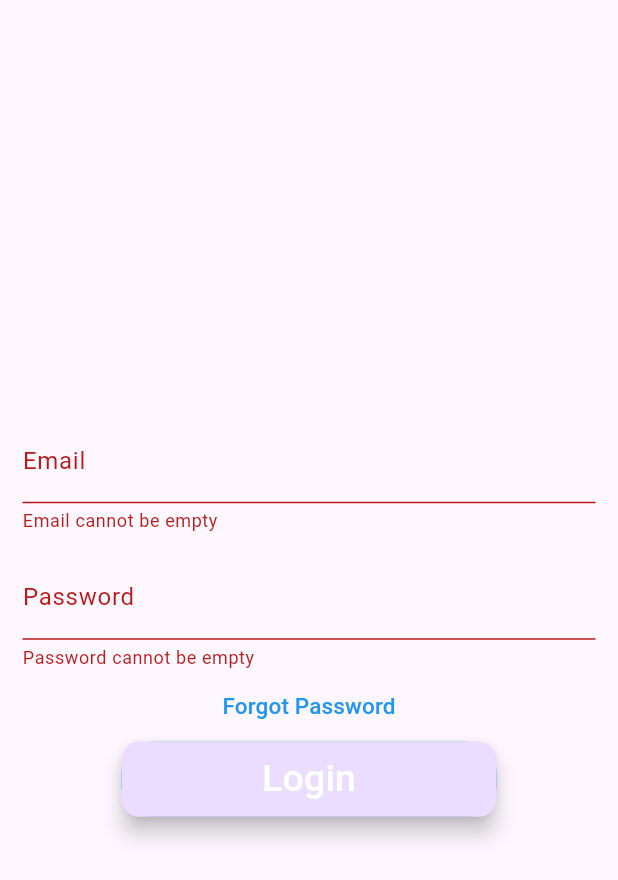
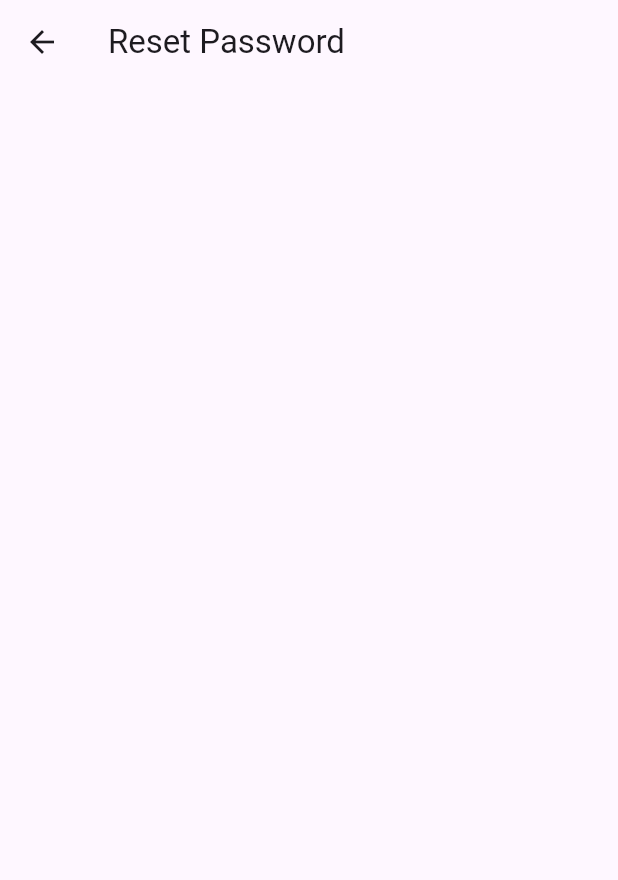
Before and after one commit to lukas-niederstaetter/BoulderApp, a Flutter app: the screen it shows after launch, after a tap on "Forgot Password", on a phone screen of 412 x 824 dp. Shown: the top 880 px of the screen. Run offline on Flutter 3.47's test engine with Material 2 defaults, Android fonts, the phone set to English and light mode, and no system bars.

Commit message:
Created signup.dart and reset_password.dart and added the basic structure to it.

```diff
--- a/lib/main.dart
+++ b/lib/main.dart
@@ -1,4 +1,6 @@
 import 'package:boulder_app/dashboard.dart';
+import 'package:boulder_app/reset_password.dart';
+import 'package:boulder_app/signup.dart';
 import 'package:flutter/material.dart';
 
 void main() {
@@ -12,7 +14,7 @@
   @override
   Widget build(BuildContext context) {
     return MaterialApp(
-      title: 'Flutter Demo',
+      title: 'BoulderFriend',
       theme: ThemeData(
         colorScheme: ColorScheme.fromSeed(seedColor: Colors.deepPurple),
         useMaterial3: true,
@@ -100,7 +102,8 @@
             ),
             TextButton(
               onPressed: (){
-                //TODO FORGOT PASSWORD SCREEN GOES HERE
+                Navigator.push(
+                    context, MaterialPageRoute(builder: (_) => const ResetPassword()));
               },
               child: const Text(
                 'Forgot Password',
@@ -127,6 +130,16 @@
                 ),
               ),
             ),
+            const SizedBox(
+              height: 130,
+            ),
+            TextButton(
+              onPressed: () {
+                Navigator.push(
+                    context, MaterialPageRoute(builder: (_) => const SignUp()));
+              },
+              child: const Text('Are you new to the App? Sign up here!')
+            )
           ],
         ),
       ),
--- /dev/null
+++ b/lib/reset_password.dart
@@ -0,0 +1,20 @@
+import 'package:flutter/cupertino.dart';
+import 'package:flutter/material.dart';
+
+class ResetPassword extends StatefulWidget {
+  const ResetPassword({super.key});
+
+  @override
+  State<ResetPassword> createState() => _ResetPasswordPage();
+}
+
+class _ResetPasswordPage extends State<ResetPassword>{
+  @override
+  Widget build(BuildContext context) {
+    return Scaffold(
+      appBar: AppBar(
+        title: const Text('Reset Password'),
+      ),
+    );
+  }
+}
```
Also changed, not shown: lib/signup.dart (added, +21 -0 lines).
